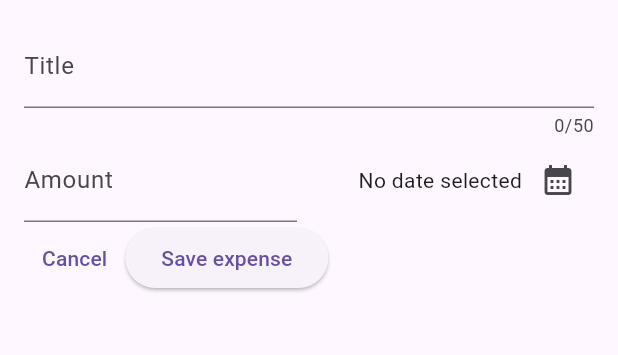
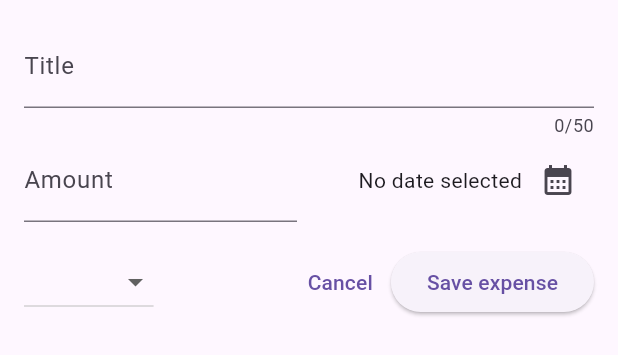
Before and after one commit to FrankFerr/flutter_course, a Flutter app: the NewExpense widget shown alone on an empty page, opened directly, on a phone screen of 412 x 824 dp. Shown: the top 355 px of the screen. Run offline on Flutter 3.47's test engine with Material 3 defaults, Android fonts, the phone set to English and light mode, and no system bars; our stand-ins replace google_fonts.

Commit message:
add drop down button for category and improve UI

```diff
--- a/_05_expense_tracker/lib/widgets/expense/new_expense.dart
+++ b/_05_expense_tracker/lib/widgets/expense/new_expense.dart
@@ -2,6 +2,7 @@ import 'package:_05_expense_tracker/widgets/utils/number_editing_controller.dart
 import 'package:_05_expense_tracker/widgets/utils/number_field.dart';
 import 'package:flutter/material.dart';
 import 'package:intl/intl.dart';
+import 'package:_05_expense_tracker/model/expense.dart';
 
 final formatter = DateFormat.yMd('it_IT');
 
@@ -18,6 +19,7 @@ class _NewExpense extends State<NewExpense> {
   final _titleController = TextEditingController();
   final _amountController = NumberEditingController();
   DateTime? _selectedDate;
+  Category? category;
 
   @override
   Widget build(BuildContext context) {
@@ -25,6 +27,7 @@ class _NewExpense extends State<NewExpense> {
       padding: const EdgeInsetsGeometry.all(16),
       child: Column(
         children: [
+          // Title TextField -------------------------->
           TextField(
             controller: _titleController,
             maxLength: 50,
@@ -32,6 +35,7 @@ class _NewExpense extends State<NewExpense> {
           ),
           Row(
             children: [
+              // Amount NumberField ---------------------------->
               Expanded(
                 child: NumberField.amount(
                   controller: _amountController,
@@ -39,6 +43,7 @@ class _NewExpense extends State<NewExpense> {
                 ),
               ),
               const SizedBox(width: 16),
+              // Date DatePicker ------------------------------->
               Expanded(
                 child: Row(
                   mainAxisAlignment: MainAxisAlignment.end,
@@ -58,14 +63,37 @@ class _NewExpense extends State<NewExpense> {
               ),
             ],
           ),
+          const SizedBox(height: 16),
           Row(
             children: [
+              // Category Dropdown ------------------------->
+              DropdownButton(
+                value: category,
+                items: Category.values
+                    .map(
+                      (category) => DropdownMenuItem<Category>(
+                        value: category,
+                        child: Text(category.name.toUpperCase()),
+                      ),
+                    )
+                    .toList(),
+                onChanged: (value) {
+                  if (value != null) {
+                    setState(() {
+                      category = value;
+                    });
+                  }
+                },
+              ),
+              const Spacer(),
+              // Cancel Button ------------------------------->
               TextButton(
                 onPressed: () {
                   Navigator.pop(context);
                 },
                 child: const Text('Cancel'),
               ),
+              // Save Button ------------------------------->
               ElevatedButton(
                 onPressed: () {
                   print(_titleController.text);
```
